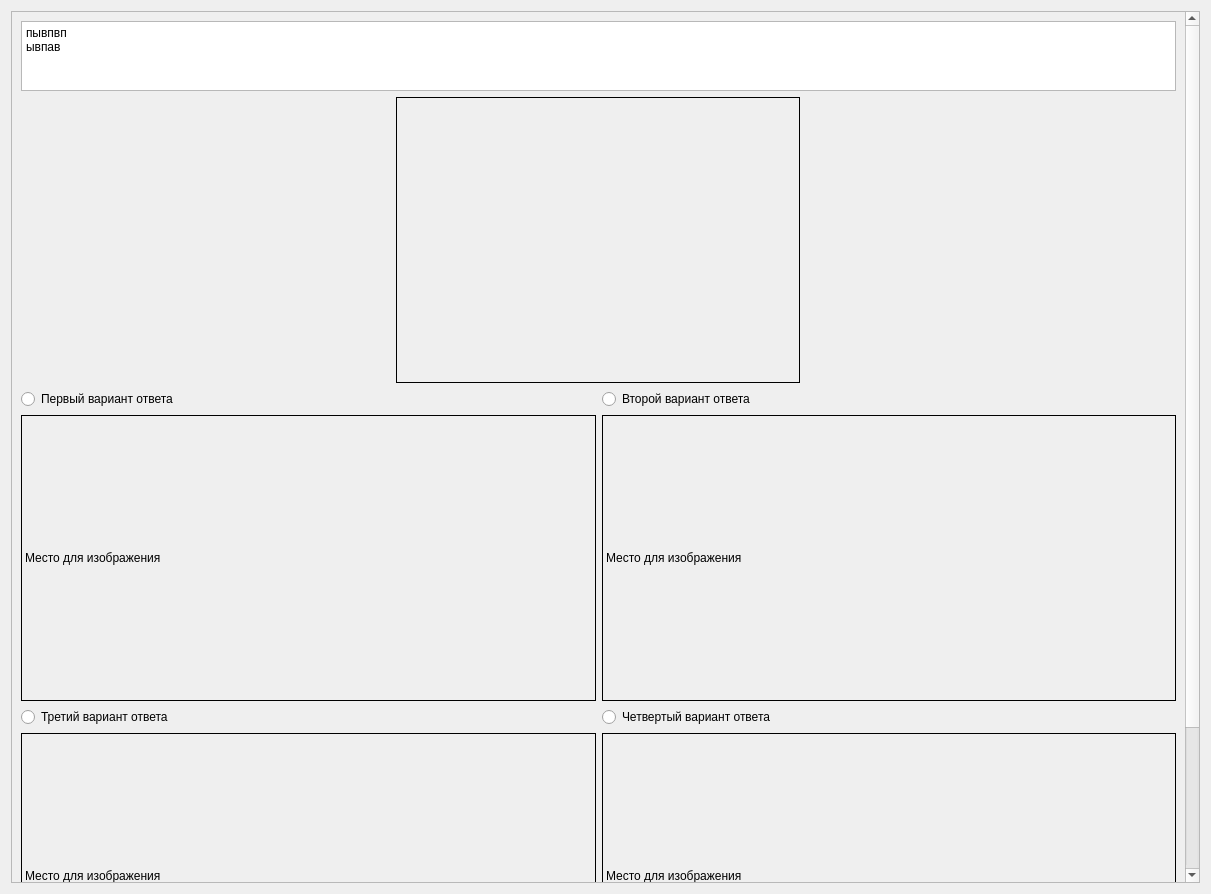
Qt form client/UI/client_test1.ui (Scykorr/dmitr_client_serv_test) before a commit.
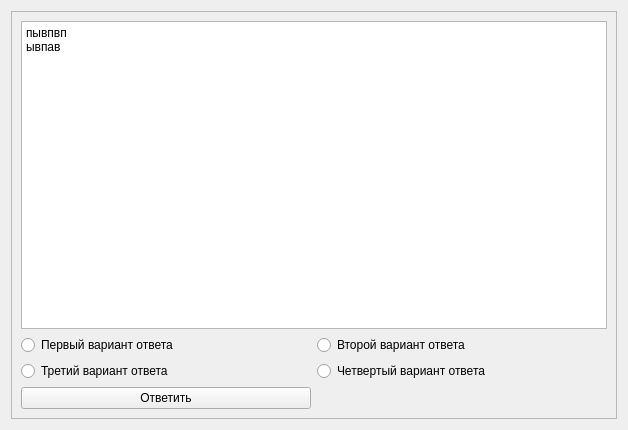
The same form after that commit.

Commit message: delete images, test 2 button and fix some problems with text answers in test 1

```diff
--- a/client/UI/client_test1.ui
+++ b/client/UI/client_test1.ui
@@ -6,8 +6,8 @@
    <rect>
     <x>0</x>
     <y>0</y>
-    <width>1211</width>
-    <height>894</height>
+    <width>628</width>
+    <height>430</height>
    </rect>
   </property>
   <property name="windowTitle">
@@ -29,7 +29,7 @@
       <enum>Qt::ScrollBarAsNeeded</enum>
      </property>
      <property name="sizeAdjustPolicy">
-      <enum>QAbstractScrollArea::AdjustToContents</enum>
+      <enum>QAbstractScrollArea::AdjustIgnored</enum>
      </property>
      <property name="widgetResizable">
       <bool>true</bool>
@@ -39,8 +39,8 @@
        <rect>
         <x>0</x>
         <y>0</y>
-        <width>1172</width>
-        <height>1056</height>
+        <width>608</width>
+        <height>410</height>
        </rect>
       </property>
       <layout class="QVBoxLayout" name="verticalLayout_17">
@@ -51,7 +51,7 @@
            <item>
             <layout class="QVBoxLayout" name="verticalLayout">
              <property name="sizeConstraint">
-              <enum>QLayout::SetMinAndMaxSize</enum>
+              <enum>QLayout::SetDefaultConstraint</enum>
              </property>
              <item>
               <widget class="QPlainTextEdit" name="plainTextEdit">
@@ -63,22 +63,6 @@
              </item>
             </layout>
            </item>
-           <item alignment="Qt::AlignHCenter">
-            <widget class="QLabel" name="label_img_question">
-             <property name="minimumSize">
-              <size>
-               <width>404</width>
-               <height>286</height>
-              </size>
-             </property>
-             <property name="frameShape">
-              <enum>QFrame::Box</enum>
-             </property>
-             <property name="text">
-              <string/>
-             </property>
-            </widget>
-           </item>
           </layout>
          </item>
          <item>
@@ -100,40 +84,7 @@
           </layout>
          </item>
          <item>
-          <layout class="QHBoxLayout" name="horizontalLayout_2">
-           <item>
-            <widget class="QLabel" name="label_img_var1">
-             <property name="minimumSize">
-              <size>
-               <width>404</width>
-               <height>286</height>
-              </size>
-             </property>
-             <property name="frameShape">
-              <enum>QFrame::Box</enum>
-             </property>
-             <property name="text">
-              <string>Место для изображения</string>
-             </property>
-            </widget>
-           </item>
-           <item>
-            <widget class="QLabel" name="label_img_var3">
-             <property name="minimumSize">
-              <size>
-               <width>404</width>
-               <height>286</height>
-              </size>
-             </property>
-             <property name="frameShape">
-              <enum>QFrame::Box</enum>
-             </property>
-             <property name="text">
-              <string>Место для изображения</string>
-             </property>
-            </widget>
-           </item>
-          </layout>
+          <layout class="QHBoxLayout" name="horizontalLayout_2"/>
          </item>
          <item>
           <layout class="QHBoxLayout" name="horizontalLayout_3">
@@ -154,40 +105,7 @@
           </layout>
          </item>
          <item>
-          <layout class="QHBoxLayout" name="horizontalLayout_4">
-           <item>
-            <widget class="QLabel" name="label_img_var2">
-             <property name="minimumSize">
-              <size>
-               <width>404</width>
-               <height>286</height>
-              </size>
-             </property>
-             <property name="frameShape">
-              <enum>QFrame::Box</enum>
-             </property>
-             <property name="text">
-              <string>Место для изображения</string>
-             </property>
-            </widget>
-           </item>
-           <item>
-            <widget class="QLabel" name="label_img_var4">
-             <property name="minimumSize">
-              <size>
-               <width>404</width>
-               <height>286</height>
-              </size>
-             </property>
-             <property name="frameShape">
-              <enum>QFrame::Box</enum>
-             </property>
-             <property name="text">
-              <string>Место для изображения</string>
-             </property>
-            </widget>
-           </item>
-          </layout>
+          <layout class="QHBoxLayout" name="horizontalLayout_4"/>
          </item>
          <item>
           <layout class="QHBoxLayout" name="horizontalLayout_5">
```
The commit also changes 10 other files.
